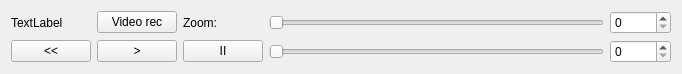
Above: animationbar.ui from lgmventura/MusicaVisual before the change. Below: the same form after it.
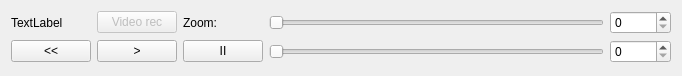
That is the form after the change.

Commit message: record video button now disable by default. It gets enabled when cv video writer is created, i.e. when user gives a valid video output path and the fourcc codec identification is valid. This is to avoid accidentally recording an invalid video.

What changed in the file:
```diff
--- a/animationbar.ui
+++ b/animationbar.ui
@@ -7,7 +7,7 @@
     <x>0</x>
     <y>0</y>
     <width>682</width>
-    <height>70</height>
+    <height>76</height>
    </rect>
   </property>
   <property name="windowTitle">
@@ -78,6 +78,9 @@
    </item>
    <item row="0" column="1">
     <widget class="QPushButton" name="pushButton_4">
+     <property name="enabled">
+      <bool>false</bool>
+     </property>
      <property name="text">
       <string>Video rec</string>
      </property>
@@ -87,6 +90,12 @@
      <property name="checked">
       <bool>false</bool>
      </property>
+     <property name="default">
+      <bool>false</bool>
+     </property>
+     <property name="flat">
+      <bool>false</bool>
+     </property>
     </widget>
    </item>
    <item row="0" column="0">
```
The commit also changes 3 other files.
